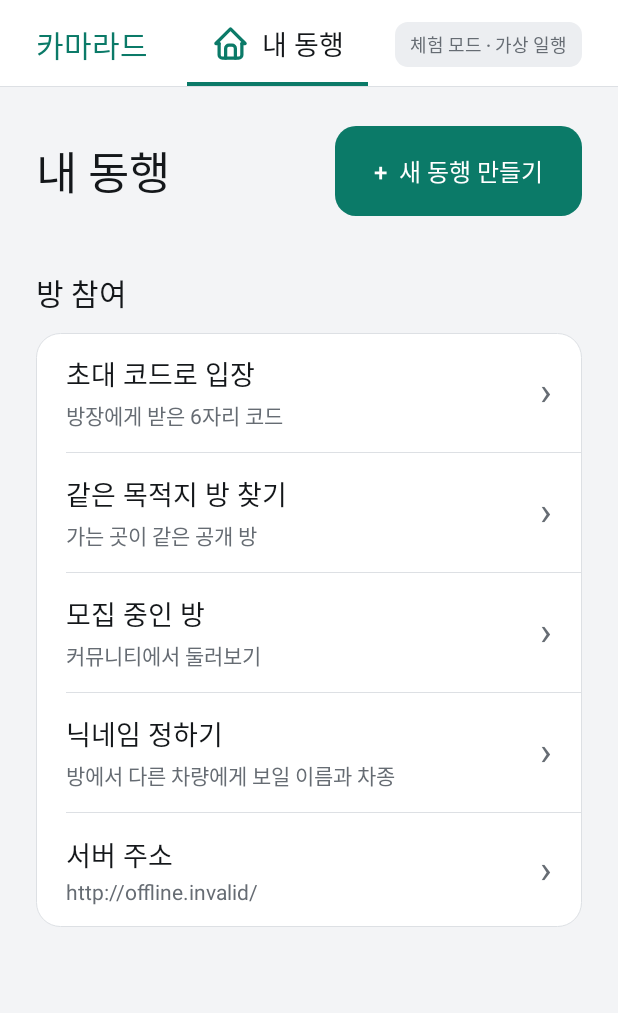
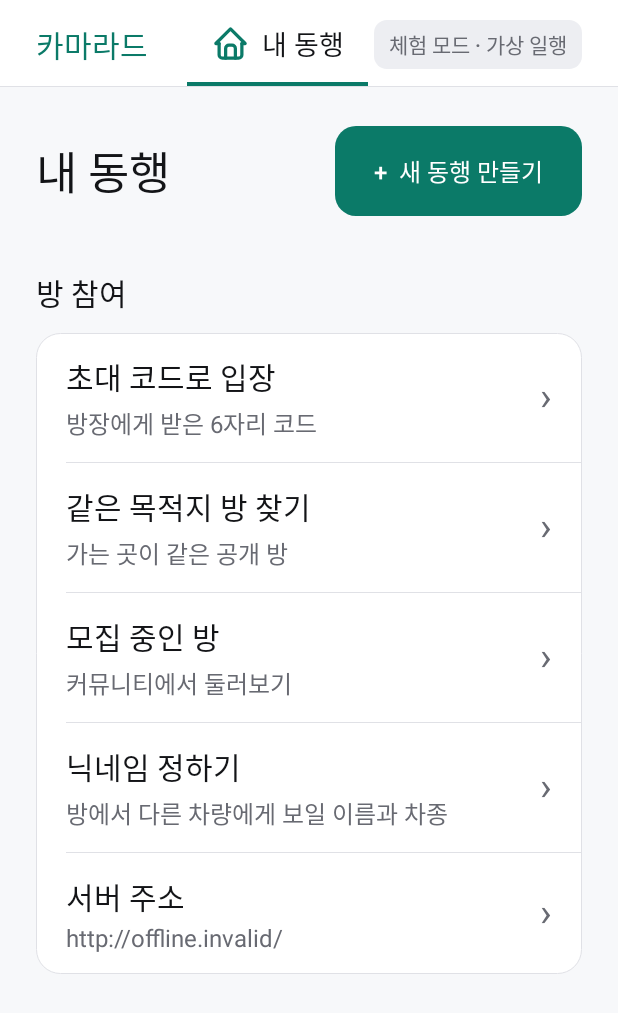
Before and after one commit to ysm010320/Carmarade, an Android app: the screen it shows after launch (MainActivity), on a phone screen of 412 x 824 dp. Shown: the top 1013 px of the screen. Run offline under Robolectric (Android 15) with nearby library versions, the phone set to English and light mode, and no system bars; libraries missing offline, so code that uses them is left out: ai.pleos.playground; pictures from the network do not load; 18 statements that could not run were skipped.

Commit message:
Match the palette to the Pleos guide values and enlarge the text
Read the colour tables in the Pleos design guide (sampling the swatch
pixels, since the names in the images are shifted by one in the dark
column) and use its grays for background, surfaces, lines and text in
both day and night. Keep our green because white text on the Pleos
active green only reaches 2.36:1.

Contrast was computed for every text/background pair; two pairs fell
short (chip text on its tint, warning text) and are fixed. List rows,
chips, subtitles and notes get larger text, and line spacing goes to
1.35. Drive screen bubbles keep their verified spacing.

```diff
--- a/app/src/main/java/ai/camarade/app/CodeEntry.kt
+++ b/app/src/main/java/ai/camarade/app/CodeEntry.kt
@@ -28,7 +28,7 @@ class CodeEntryView(context: Context, private val ui: Ui, private val onSubmit:
     var code=""; private set
     private val cells=ArrayList<TextView>()
     private val cellRow=LinearLayout(context).apply { gravity=Gravity.CENTER }
-    private val message=ui.text("",14f,Color.rgb(163,45,45),true).apply { gravity=Gravity.CENTER }
+    private val message=ui.text("",14f,Palette.dangerText,true).apply { gravity=Gravity.CENTER }
     private val submit: TextView
     private var busy=false
 
--- a/app/src/main/java/ai/camarade/app/DriveScreen.kt
+++ b/app/src/main/java/ai/camarade/app/DriveScreen.kt
@@ -300,13 +300,13 @@ class DriveScreen(context: Context, private val ui: Ui, gateway: VehicleGateway,
             setPadding(ui.d(14),ui.d(9),ui.d(14),ui.d(9)+bg.tail.toInt())
             contentDescription=listOfNotNull(prefix,spoken).joinToString(" ")
         }
-        prefix?.let { v.addView(ui.text("$it:",17f,style.ink,true)) }
+        prefix?.let { v.addView(ui.text("$it:",17f,style.ink,true).apply { setLineSpacing(ui.d(3).toFloat(),1f) }) }
         iconRes?.let { res ->
             v.addView(ImageView(context).apply { setImageResource(res);setColorFilter(style.ink) },
                 LinearLayout.LayoutParams(ui.d(28),ui.d(28)).apply { if(prefix!=null) marginStart=ui.d(6) })
         }
         label?.let {
-            v.addView(ui.text(it,17f,style.ink,true).apply { maxWidth=ui.d(420);isSingleLine=true;ellipsize=TextUtils.TruncateAt.END },
+            v.addView(ui.text(it,17f,style.ink,true).apply { setLineSpacing(ui.d(3).toFloat(),1f);maxWidth=ui.d(420);isSingleLine=true;ellipsize=TextUtils.TruncateAt.END },
                 LinearLayout.LayoutParams(-2,-2).apply { if(iconRes!=null || prefix!=null) marginStart=ui.d(6) })
         }
         return v
--- a/app/src/main/java/ai/camarade/app/MainActivity.kt
+++ b/app/src/main/java/ai/camarade/app/MainActivity.kt
@@ -182,11 +182,11 @@ class MainActivity : Activity() {
     /** 화면 제목. 영문 소제목은 쓰지 않는다([kicker]는 호출부 호환용). 보조 글은 한 줄만. */
     private fun title(@Suppress("UNUSED_PARAMETER") kicker: String, title: String, subtitle: String="") {
         content.addView(ui.text(title,30f,Palette.ink,true))
-        if(subtitle.isNotEmpty()) { content.addView(ui.gap(6));content.addView(ui.text(subtitle,15f,Palette.muted)) }
+        if(subtitle.isNotEmpty()) { content.addView(ui.gap(6));content.addView(ui.text(subtitle,16f,Palette.muted)) }
         content.addView(ui.gap(22))
     }
     private fun sectionTitle(label: String) { content.addView(ui.gap(14));content.addView(ui.text(label,20f,Palette.ink,true));content.addView(ui.gap(12)) }
-    private fun note(label: String) { content.addView(ui.gap(10));content.addView(ui.text(label,12f,Palette.muted));content.addView(ui.gap(10)) }
+    private fun note(label: String) { content.addView(ui.gap(10));content.addView(ui.text(label,14f,Palette.muted));content.addView(ui.gap(10)) }
     private fun map(t: Trip,height: Int=265): View = RouteMapView(this,t,gateway).apply { layoutParams=LinearLayout.LayoutParams(-1,ui.d(height));clipToOutline=true;background=ui.box(Palette.soft,20) }
     private fun render() {
         val live=current
--- a/app/src/main/java/ai/camarade/app/Ui.kt
+++ b/app/src/main/java/ai/camarade/app/Ui.kt
@@ -17,27 +17,31 @@ object Palette {
     var night=false; private set
     fun apply(isNight: Boolean) { night=isNight }
     private fun pick(day: Int, dark: Int)=if(night) dark else day
-    /** 화면 바탕 / 카드·목록의 면 / 눌린·비활성 면 / 구분선 */
-    val bg get()=pick(Color.rgb(243,244,246),Color.rgb(16,18,20))
-    val surface get()=pick(Color.WHITE,Color.rgb(27,30,33))
-    val soft get()=pick(Color.rgb(236,238,241),Color.rgb(38,42,46))
-    val line get()=pick(Color.rgb(221,224,228),Color.rgb(51,56,61))
-    /** 글자: 기본 / 보조 */
-    val ink get()=pick(Color.rgb(20,23,26),Color.rgb(241,243,244))
-    val muted get()=pick(Color.rgb(102,108,115),Color.rgb(154,161,168))
-    /** 포인트(초록)와 그 위의 글자, 연한 초록 면, 경고 */
-    val teal get()=pick(Color.rgb(11,122,104),Color.rgb(60,194,167))
-    val onAccent get()=pick(Color.WHITE,Color.rgb(8,30,26))
-    val accentSoft get()=pick(Color.rgb(224,241,236),Color.rgb(23,58,51))
-    val danger get()=pick(Color.rgb(192,57,43),Color.rgb(255,122,107))
-    /** 지도 위에 그리는 글자와 초록. 지도 그림은 낮·밤과 관계없이 밝아서 고정값을 쓴다. */
-    val mapInk=Color.rgb(20,23,26)
-    val mapMuted=Color.rgb(102,108,115)
-    val mapAccent=Color.rgb(11,122,104)
+    private fun hex(v: Long)=Color.rgb(((v shr 16) and 0xFF).toInt(),((v shr 8) and 0xFF).toInt(),(v and 0xFF).toInt())
+    // 회색 단계는 Pleos 디자인 가이드(Foundations > Colors)의 basic_00~900 값과 같다.
+    // 화면 바탕 = background_secondary, 면 = surface_basic, 눌린·비활성 면 = surface_high, 구분선 = surface_accent.
+    val bg get()=pick(hex(0xF7F8FA),hex(0x1D1E21))
+    val surface get()=pick(hex(0xFFFFFF),hex(0x131417))
+    val soft get()=pick(hex(0xEDEEF2),hex(0x313236))
+    val line get()=pick(hex(0xE0E1E6),hex(0x44464E))
+    /** 글자: 기본(basic_900) / 보조(라이트 basic_500, 다크 basic_400). 면 위 대비 4.5:1 이상. */
+    val ink get()=pick(hex(0x131417),hex(0xFFFFFF))
+    val muted get()=pick(hex(0x686A72),hex(0xA4A8AE))
+    /** 카마라드 포인트(초록)와 그 위의 글자, 연한 초록 면. 글자·버튼에 쓰므로 대비를 우선해 Pleos의 밝은 활성 초록(#02C265)보다 진하다. */
+    val teal get()=pick(hex(0x0B7A68),hex(0x3CC2A7))
+    val onAccent get()=pick(Color.WHITE,hex(0x081E1A))
+    val accentSoft get()=pick(hex(0xECF7F3),hex(0x173A33))
+    /** 경고·종료 아이콘: Pleos informative_negative(라이트 #FE3D16, 다크 #FF4C28). 글자에는 대비가 모자라 [dangerText]를 쓴다. */
+    val danger get()=pick(hex(0xFE3D16),hex(0xFF4C28))
+    val dangerText get()=pick(hex(0xC62B10),hex(0xFF4C28))
+    /** 지도 위에 그리는 글자와 면. 지도 그림은 낮·밤과 관계없이 밝아서 고정값을 쓴다. */
+    val mapInk=hex(0x131417)
+    val mapMuted=hex(0x686A72)
+    val mapAccent=hex(0x0B7A68)
     val mapSurface=Color.WHITE
-    val mapSoft=Color.rgb(236,238,241)
-    val mapLine=Color.rgb(221,224,228)
-    val mapDanger=Color.rgb(192,57,43)
+    val mapSoft=hex(0xEDEEF2)
+    val mapLine=hex(0xE0E1E6)
+    val mapDanger=hex(0xFE3D16)
     /** 예전 이름. 카드 면과 같다. */
     val white get()=surface
 }
@@ -59,7 +63,7 @@ class Ui(val context: Context) {
     fun text(value: String, size: Float=16f, color: Int=Palette.ink, bold: Boolean=false) = TextView(context).apply {
         text=value; textSize=size; setTextColor(color); includeFontPadding=false
         typeface=Typeface.create(if(bold) "sans-serif-medium" else "sans-serif",Typeface.NORMAL)
-        setLineSpacing(d(3).toFloat(),1f)
+        setLineSpacing(0f,1.35f)
     }
     fun gap(n: Int=12) = View(context).apply { layoutParams=LinearLayout.LayoutParams(1,d(n)) }
     fun card(color: Int=Palette.surface,padding: Int=22) = col(padding).apply { background=box(color,16,true) }
@@ -93,14 +97,14 @@ class Ui(val context: Context) {
     fun listRow(title: String, subtitle: String="", trailing: String="", tags: List<Pair<String,Boolean>> = emptyList(), cta: String="", action: (() -> Unit)?=null) = LinearLayout(context).apply {
         orientation=LinearLayout.HORIZONTAL; gravity=Gravity.CENTER_VERTICAL; minimumHeight=d(76); setPadding(d(20),d(14),d(20),d(14))
         val texts=LinearLayout(context).apply { orientation=LinearLayout.VERTICAL }
-        texts.addView(text(title,18f,Palette.ink,true))
-        if(subtitle.isNotEmpty()) { texts.addView(gap(4));texts.addView(text(subtitle,14f,Palette.muted)) }
+        texts.addView(text(title,20f,Palette.ink,true))
+        if(subtitle.isNotEmpty()) { texts.addView(gap(4));texts.addView(text(subtitle,16f,Palette.muted)) }
         addView(texts,LinearLayout.LayoutParams(0,-2,1f))
         tags.forEach { (label,on) ->
             addView(chip(label,if(on) Palette.accentSoft else Palette.soft,if(on) Palette.teal else Palette.muted),LinearLayout.LayoutParams(-2,-2).apply { marginStart=d(8) })
         }
-        if(trailing.isNotEmpty()) addView(text(trailing,15f,Palette.muted),LinearLayout.LayoutParams(-2,-2).apply { marginStart=d(10) })
-        if(cta.isNotEmpty()) addView(text(cta,16f,Palette.teal,true),LinearLayout.LayoutParams(-2,-2).apply { marginStart=d(16) })
+        if(trailing.isNotEmpty()) addView(text(trailing,16f,Palette.muted),LinearLayout.LayoutParams(-2,-2).apply { marginStart=d(10) })
+        if(cta.isNotEmpty()) addView(text(cta,18f,Palette.teal,true),LinearLayout.LayoutParams(-2,-2).apply { marginStart=d(16) })
         if(action!=null) {
             addView(text("›",26f,Palette.muted),LinearLayout.LayoutParams(-2,-2).apply { marginStart=d(10) })
             isClickable=true; isFocusable=true; contentDescription=if(cta.isEmpty()) title else "$title, $cta"; setOnClickListener { action() }
@@ -115,7 +119,7 @@ class Ui(val context: Context) {
         }
         addView(mark,LinearLayout.LayoutParams(d(32),d(32)).apply { marginEnd=d(18) })
         val texts=LinearLayout(context).apply { orientation=LinearLayout.VERTICAL }
-        texts.addView(text(title,19f,Palette.ink,selected));texts.addView(gap(4));texts.addView(text(subtitle,14f,Palette.muted))
+        texts.addView(text(title,20f,Palette.ink,selected));texts.addView(gap(4));texts.addView(text(subtitle,16f,Palette.muted))
         addView(texts,LinearLayout.LayoutParams(0,-2,1f))
         isClickable=true; isFocusable=true; contentDescription=title+if(selected) ", 선택됨" else ""; setOnClickListener { action() }
     }
@@ -128,7 +132,7 @@ class Ui(val context: Context) {
         addView(line)
         addView(View(context).apply { setBackgroundColor(if(selected) Palette.teal else Color.TRANSPARENT) },LinearLayout.LayoutParams(-1,d(3)))
     }
-    fun chip(value: String, color: Int=Palette.soft, textColor: Int=Palette.muted) = text(value,12f,textColor,true).apply {
+    fun chip(value: String, color: Int=Palette.soft, textColor: Int=Palette.muted) = text(value,14f,textColor,true).apply {
         background=box(color,9); setPadding(d(10),d(6),d(10),d(6)); gravity=Gravity.CENTER
     }
 }
--- a/app/src/main/res/values-night/styles.xml
+++ b/app/src/main/res/values-night/styles.xml
@@ -3,9 +3,9 @@
     <style name="AppTheme" parent="android:style/Theme.Material.NoActionBar">
         <item name="android:fontFamily">sans</item>
         <item name="android:colorAccent">#3CC2A7</item>
-        <item name="android:statusBarColor">#101214</item>
-        <item name="android:navigationBarColor">#101214</item>
+        <item name="android:statusBarColor">#1D1E21</item>
+        <item name="android:navigationBarColor">#1D1E21</item>
         <item name="android:windowActionModeOverlay">true</item>
-        <item name="android:windowBackground">#101214</item>
+        <item name="android:windowBackground">#1D1E21</item>
     </style>
 </resources>
--- a/app/src/main/res/values/styles.xml
+++ b/app/src/main/res/values/styles.xml
@@ -3,9 +3,9 @@
         <item name="android:fontFamily">sans</item>
         <item name="android:colorAccent">#0B7A68</item>
         <item name="android:windowLightStatusBar">true</item>
-        <item name="android:statusBarColor">#F3F4F6</item>
-        <item name="android:navigationBarColor">#F3F4F6</item>
+        <item name="android:statusBarColor">#F7F8FA</item>
+        <item name="android:navigationBarColor">#F7F8FA</item>
         <item name="android:windowActionModeOverlay">true</item>
-        <item name="android:windowBackground">#F3F4F6</item>
+        <item name="android:windowBackground">#F7F8FA</item>
     </style>
 </resources>
```
